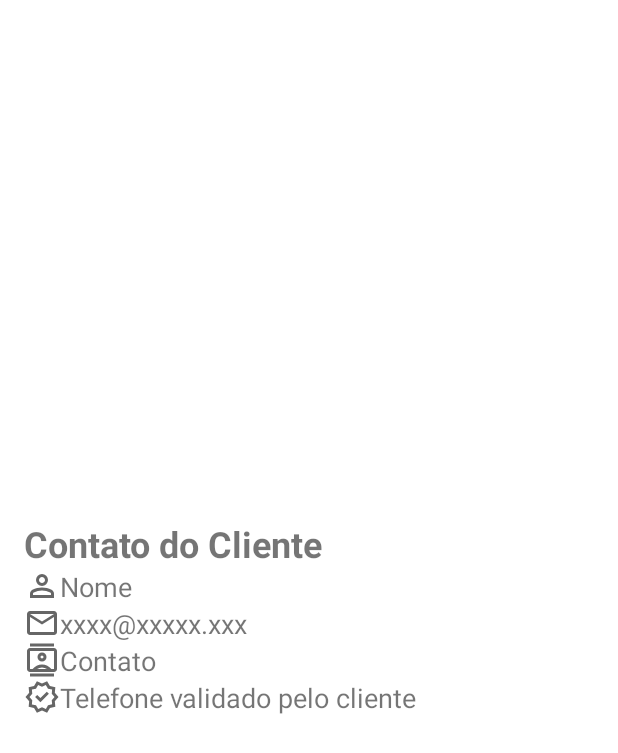
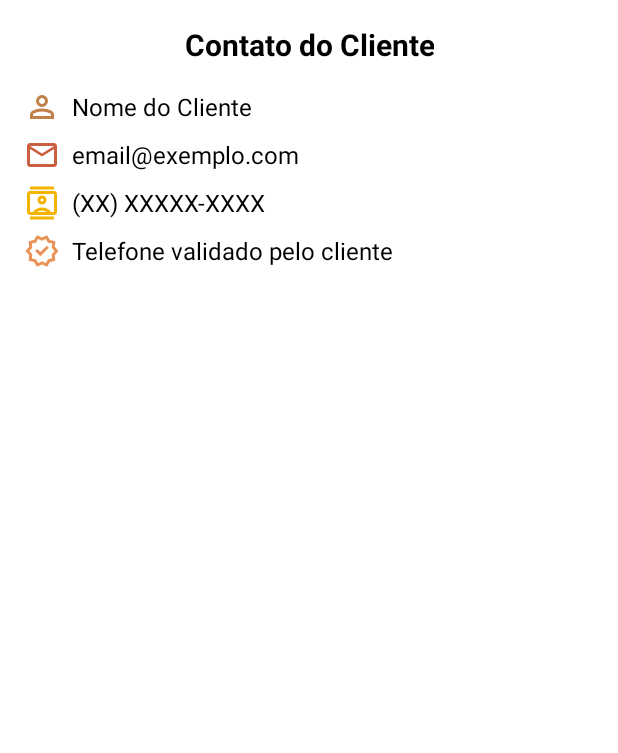
Before and after one commit to Rian-Noronha/tuaobrapedreiro, an Android app: the layout bottom_sheet_contato_cliente.xml on its own in the app's theme, with its tools: preview values and no code run, on a phone screen of 412 x 824 dp. Shown: the top 753 px of the screen. Run offline under Robolectric (Android 15) with nearby library versions, the phone set to English and light mode, and no system bars.

Commit message:
[refactor] alteração LinearLayout

```diff
--- a/app/src/main/res/layout/bottom_sheet_contato_cliente.xml
+++ b/app/src/main/res/layout/bottom_sheet_contato_cliente.xml
@@ -5,61 +5,114 @@
     android:id="@+id/bottom_sheet_contato_cliente"
     android:orientation="vertical"
     android:padding="16dp"
-    android:gravity="center_vertical"
+    android:gravity="center"
     android:layout_width="match_parent"
-    android:layout_height="match_parent">
+    android:layout_height="wrap_content"
+    android:background="@color/colorWhite">
 
 
     <TextView
         android:layout_width="wrap_content"
         android:layout_height="wrap_content"
         android:text="@string/contato_cliente"
-        android:textSize="24sp"
-        android:textStyle="bold">
-    </TextView>
+        android:textSize="20sp"
+        android:textColor="@color/colorBlack"
+        android:gravity="center"
+        android:textStyle="bold"
+        android:layout_marginBottom="16dp" />
+
+
+    <LinearLayout
+        android:layout_width="match_parent"
+        android:layout_height="wrap_content"
+        android:orientation="horizontal"
+        android:gravity="center_vertical"
+        android:layout_marginBottom="8dp">
+
+        <ImageView
+            android:layout_width="24dp"
+            android:layout_height="24dp"
+            android:src="@drawable/ic_person_black_24dp"
+            android:layout_marginEnd="8dp"
+            app:tint="@color/colorConcrete" />
 
         <TextView
             android:id="@+id/txtNomeCliente"
             android:layout_width="wrap_content"
             android:layout_height="wrap_content"
-        android:textSize="18sp"
-        tools:text="Nome"
-        app:drawableStartCompat="@drawable/ic_person_black_24dp"
-        >
-    </TextView>
+            android:textSize="16sp"
+            android:textColor="@color/colorBlack"
+            tools:text="Nome do Cliente" />
+    </LinearLayout>
 
+
+    <LinearLayout
+        android:layout_width="match_parent"
+        android:layout_height="wrap_content"
+        android:orientation="horizontal"
+        android:gravity="center_vertical"
+        android:layout_marginBottom="8dp">
+
+        <ImageView
+            android:layout_width="24dp"
+            android:layout_height="24dp"
+            android:src="@drawable/ic_mail_black_24dp"
+            android:layout_marginEnd="8dp"
+            app:tint="@color/colorBrick" />
 
         <TextView
             android:id="@+id/txtEmailCliente"
             android:layout_width="wrap_content"
             android:layout_height="wrap_content"
-        android:textSize="18sp"
-        tools:text="xxxx@xxxxx.xxx"
-        app:drawableStartCompat="@drawable/ic_mail_black_24dp"
-        >
-    </TextView>
+            android:textSize="16sp"
+            android:textColor="@color/colorBlack"
+            tools:text="email@exemplo.com" />
+    </LinearLayout>
 
+
+    <LinearLayout
+        android:layout_width="match_parent"
+        android:layout_height="wrap_content"
+        android:orientation="horizontal"
+        android:gravity="center_vertical"
+        android:layout_marginBottom="8dp">
+
+        <ImageView
+            android:layout_width="24dp"
+            android:layout_height="24dp"
+            android:src="@drawable/ic_contato_black_24dp"
+            android:layout_marginEnd="8dp"
+            app:tint="@color/colorYellowHardHat" />
 
         <TextView
             android:id="@+id/txtContatoCliente"
             android:layout_width="wrap_content"
             android:layout_height="wrap_content"
-        android:textSize="18sp"
-        android:text="@string/contato_cliente"
-        app:drawableStartCompat="@drawable/ic_contato_black_24dp"
-        tools:text="Contato"
-        >
-    </TextView>
+            android:textSize="16sp"
+            android:textColor="@color/colorBlack"
+            tools:text="(XX) XXXXX-XXXX" />
+    </LinearLayout>
 
+
+    <LinearLayout
+        android:layout_width="match_parent"
+        android:layout_height="wrap_content"
+        android:orientation="horizontal"
+        android:gravity="center_vertical"
+        android:layout_marginBottom="16dp">
+
+        <ImageView
+            android:layout_width="24dp"
+            android:layout_height="24dp"
+            android:src="@drawable/ic_verified_black_24dp"
+            android:layout_marginEnd="8dp"
+            app:tint="@color/colorOrangeSafety" />
 
         <TextView
             android:layout_width="wrap_content"
             android:layout_height="wrap_content"
             android:text="@string/telefone_validado"
-        android:textSize="18sp"
-        app:drawableStartCompat="@drawable/ic_verified_black_24dp"
-        >
-    </TextView>
-
-
+            android:textSize="16sp"
+            android:textColor="@color/colorBlack" />
     </LinearLayout>
+</LinearLayout>
```
Also changed, not shown: app/src/main/res/layout/activity_cadastro.xml (+16 -18 lines), app/src/main/res/layout/activity_login.xml (+9 -3 lines), app/src/main/res/layout/fragment_demanda_cliente.xml (+40 -49 lines). Lines whose indentation alone changed are shown as unchanged.
